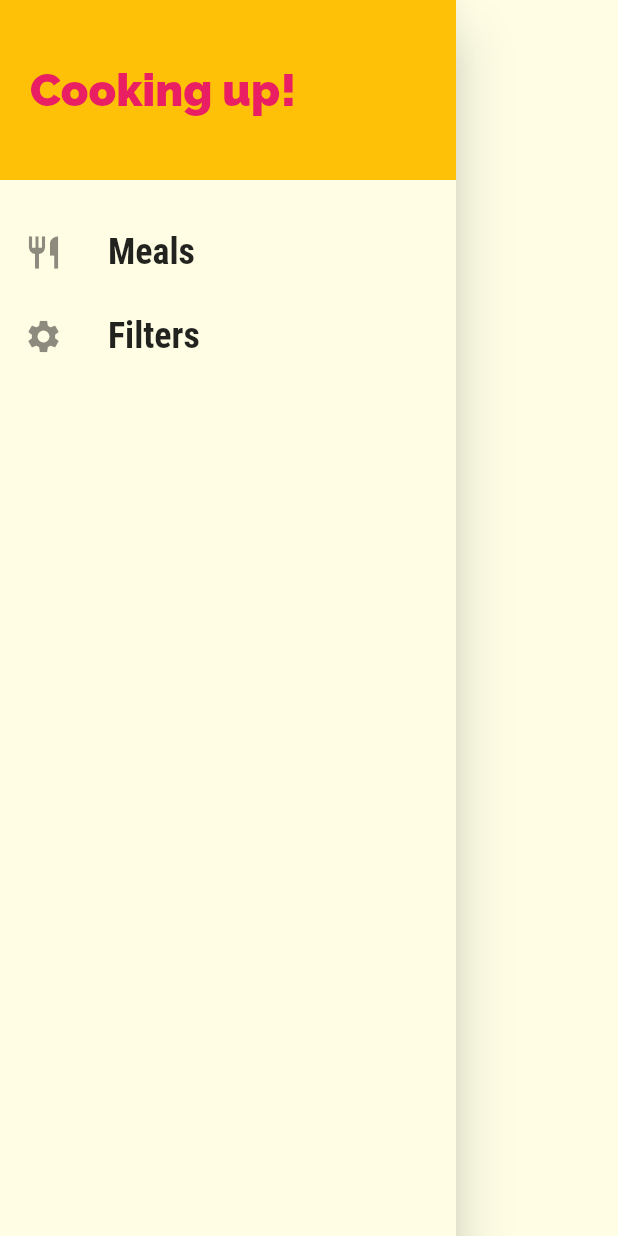
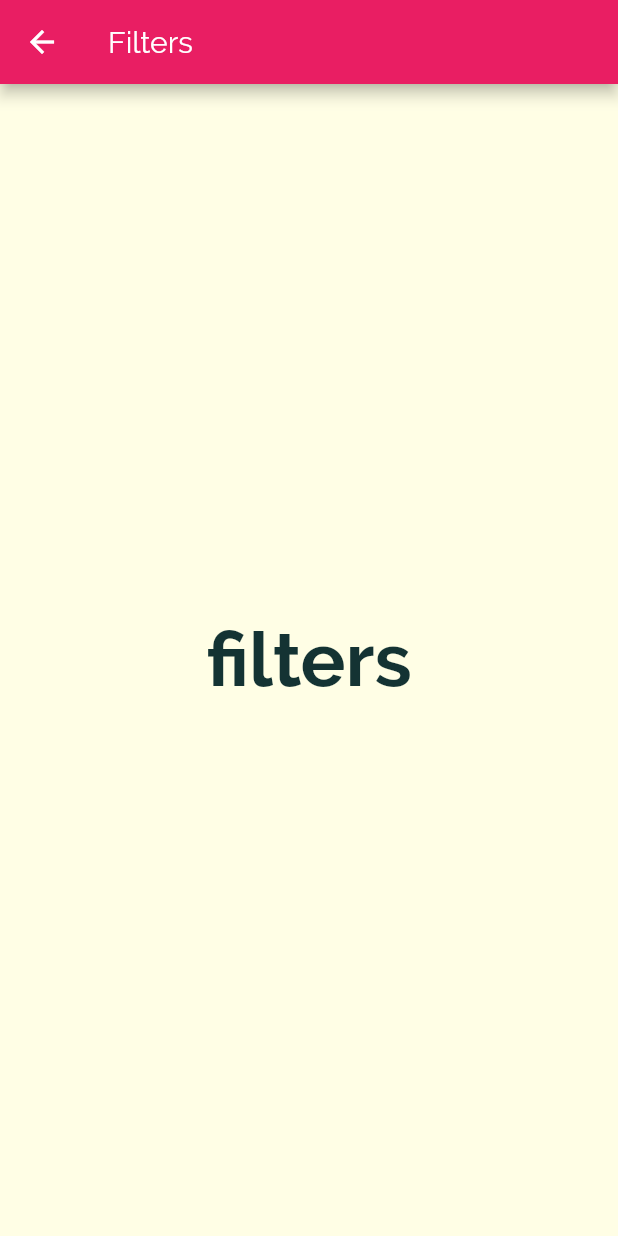
Before and after one commit to Zims/meals_app, a Flutter app: the MainDrawer widget shown alone on an empty page, opened directly, after a tap on "Filters", on a phone screen of 412 x 824 dp. Run offline on Flutter 3.47's test engine with Material 2 defaults, Android fonts, the phone set to English and light mode, and no system bars.

Commit message:
Adding Links to the Drawer

```diff
--- a/lib/main.dart
+++ b/lib/main.dart
@@ -1,9 +1,9 @@
 import 'package:flutter/material.dart';
+import './screens/filters_screen.dart';
 import './screens/tabs_sreen.dart';
 import './screens/meal_detail_screen.dart';
 
 import './screens/category_meals_screen.dart';
-import './screens/categories_screen.dart';
 
 void main() => runApp(MyApp());
 
@@ -35,6 +35,7 @@ class MyApp extends StatelessWidget {
         '/': (ctx) => TabsScreen(),
         CategoryMealsScreen.routeName: (ctx) => CategoryMealsScreen(),
         MealDetailScreen.routeName: (ctx) => MealDetailScreen(),
+        FiltersScreen.routeName: (ctx) => FiltersScreen()
       },
     );
   }
--- /dev/null
+++ b/lib/screens/filters_screen.dart
@@ -0,0 +1,23 @@
+import 'package:flutter/material.dart';
+
+class FiltersScreen extends StatelessWidget {
+  static const routeName = '/filter-screen';
+
+  @override
+  Widget build(BuildContext context) {
+    return Scaffold(
+      appBar: AppBar(
+        title: Text('Filters'),
+      ),
+      body: Center(
+        child: Text(
+          'filters',
+          style: TextStyle(
+            fontSize: 50.0,
+            fontWeight: FontWeight.bold,
+          ),
+        ),
+      ),
+    );
+  }
+}
--- a/lib/widgets/main_drawer.dart
+++ b/lib/widgets/main_drawer.dart
@@ -1,7 +1,8 @@
 import 'package:flutter/material.dart';
+import '../screens/filters_screen.dart';
 
 class MainDrawer extends StatelessWidget {
-  Widget buildListTile(String title, IconData icon) {
+  Widget buildListTile(String title, IconData icon, Function tapHandler) {
     return ListTile(
       leading: Icon(
         icon,
@@ -15,9 +16,7 @@ class MainDrawer extends StatelessWidget {
           fontWeight: FontWeight.bold,
         ),
       ),
-      onTap: () {
-        // ...
-      },
+      onTap: tapHandler,
     );
   }
 
@@ -44,8 +43,12 @@ class MainDrawer extends StatelessWidget {
           SizedBox(
             height: 20.0,
           ),
-          buildListTile('Meals', Icons.restaurant),
-          buildListTile('Filters', Icons.settings),
+          buildListTile('Meals', Icons.restaurant, () {
+            Navigator.of(context).pushNamed('/');
+          }),
+          buildListTile('Filters', Icons.settings, () {
+            Navigator.of(context).pushNamed(FiltersScreen.routeName);
+          }),
         ],
       ),
     );
```
